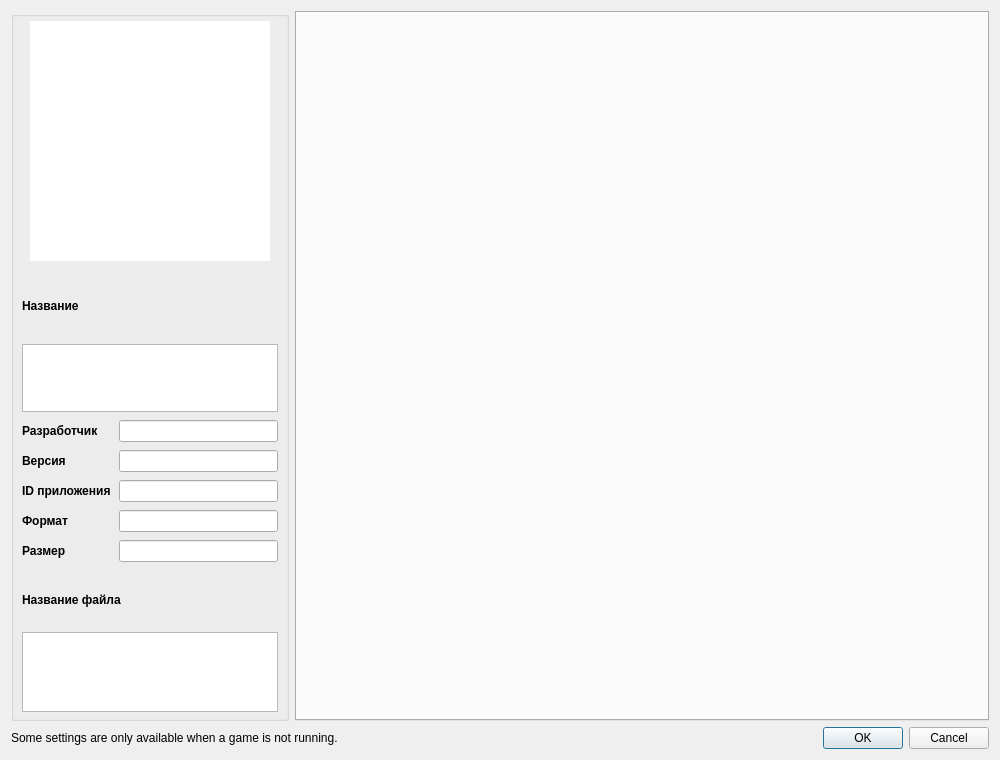
Before: the Qt Designer form src/yuzu/configuration/configure_per_game.ui in ReiKatari/STORM_EDEN, drawn with Qt 5.
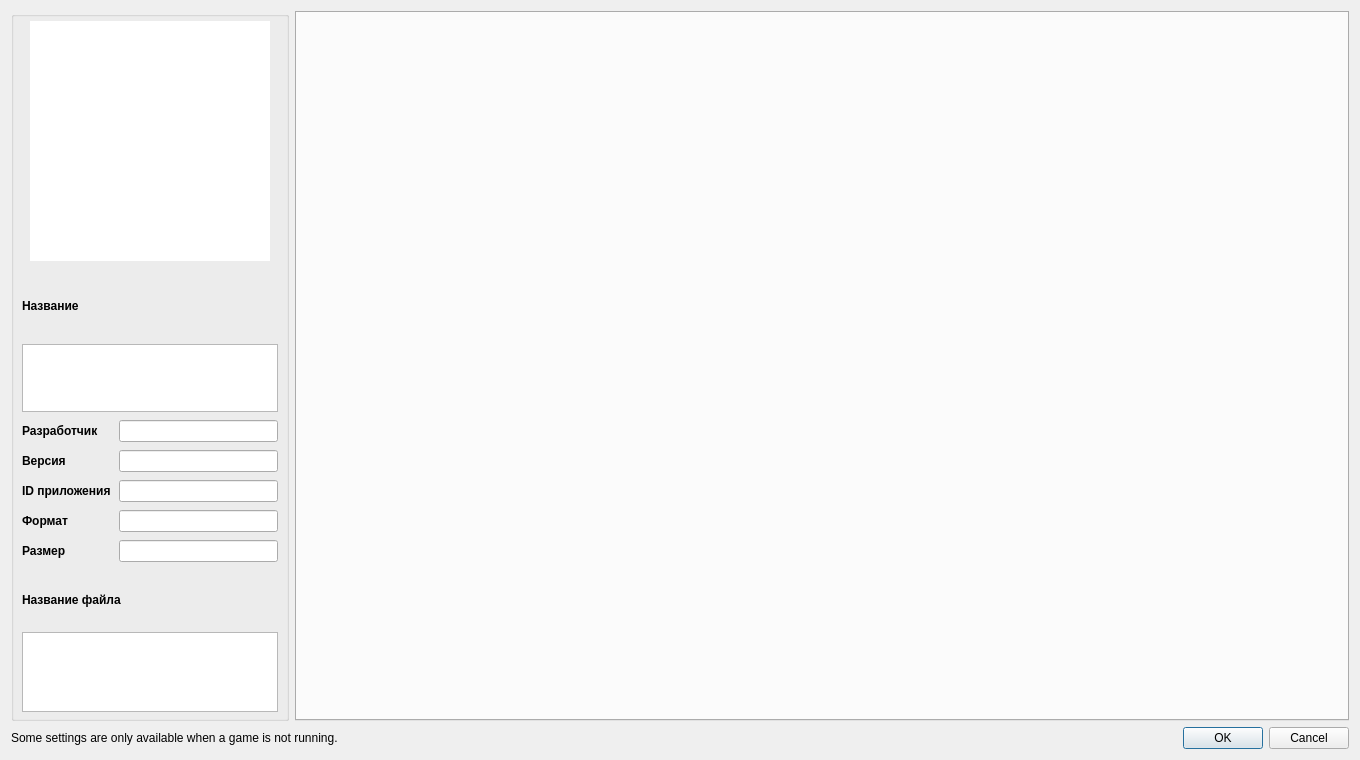
After: the same form once the commit is applied.

Patch:
```diff
--- a/src/yuzu/configuration/configure_per_game.ui
+++ b/src/yuzu/configuration/configure_per_game.ui
@@ -6,13 +6,13 @@
    <rect>
     <x>0</x>
     <y>0</y>
-    <width>1000</width>
+    <width>1360</width>
     <height>760</height>
    </rect>
   </property>
   <property name="minimumSize">
    <size>
-    <width>960</width>
+    <width>1200</width>
     <height>720</height>
    </size>
   </property>
```
